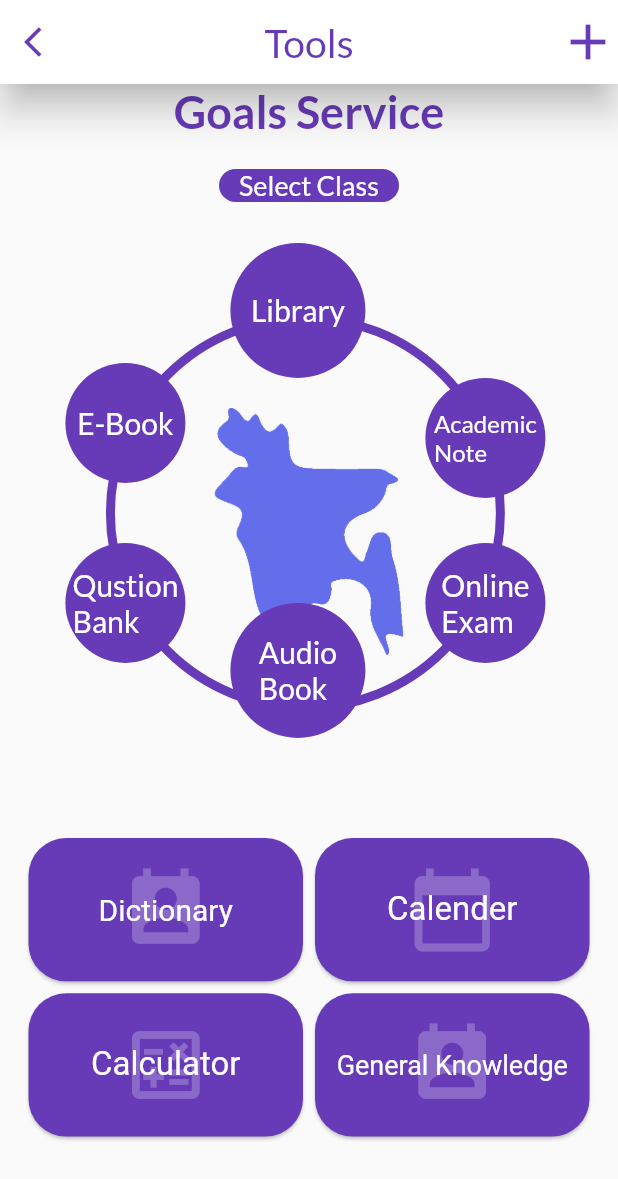
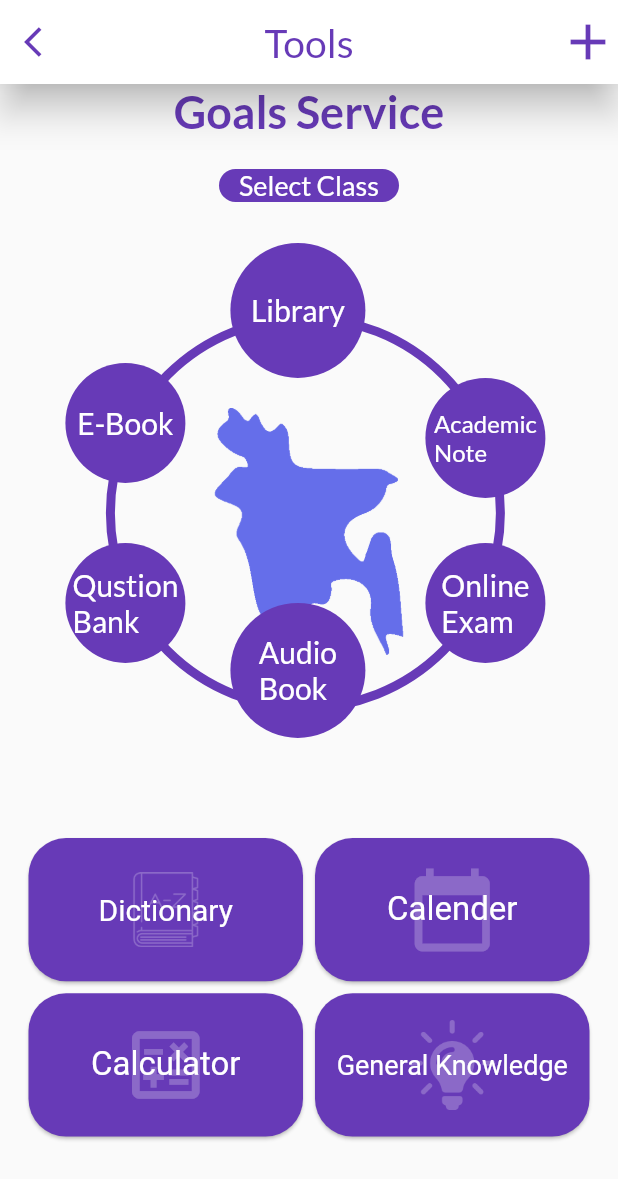
Before and after one commit to abir1h/Task, a Flutter app: the screen it shows after launch, on a phone screen of 412 x 824 dp. Shown: the top 1179 px of the screen. Run offline on Flutter 3.47's test engine with Material 2 defaults, Android fonts, the phone set to English and light mode, and no system bars; our stand-ins replace google_fonts.

Commit message:
initial commit

```diff
--- a/lib/Views/HomeScreen.dart
+++ b/lib/Views/HomeScreen.dart
@@ -218,11 +218,7 @@ class _Home_screenState extends State<Home_screen> {
                       child: Stack(
                         children: <Widget>[
                           Center(
-                            child: Icon(
-                              Icons.perm_contact_calendar,
-                              size: 60,
-                              color: Colors.white24,
-                            ),
+                            child: Image.asset('Images/dictionary.png', color: Colors.white24,height: 50,),
                           ),
                           Container(
                             alignment: Alignment.center,
@@ -293,11 +289,7 @@ class _Home_screenState extends State<Home_screen> {
                       child: Stack(
                         children: <Widget>[
                           Center(
-                            child: Icon(
-                              Icons.perm_contact_calendar,
-                              size: 60,
-                              color: Colors.white24,
-                            ),
+                            child: Image.asset('Images/bulb.png', color: Colors.white24,height: 60,),
                           ),
                           Container(
                             alignment: Alignment.center,
--- a/pubspec.yaml
+++ b/pubspec.yaml
@@ -41,6 +41,8 @@ dev_dependencies:
 flutter:
   assets:
     - Images/map.png
+    - Images/dictionary.png
+    - Images/bulb.png
 
   # The following line ensures that the Material Icons font is
   # included with your application, so that you can use the icons in
```
Also changed, not shown: Images/bulb.png (added), Images/dictionary.png (added).
